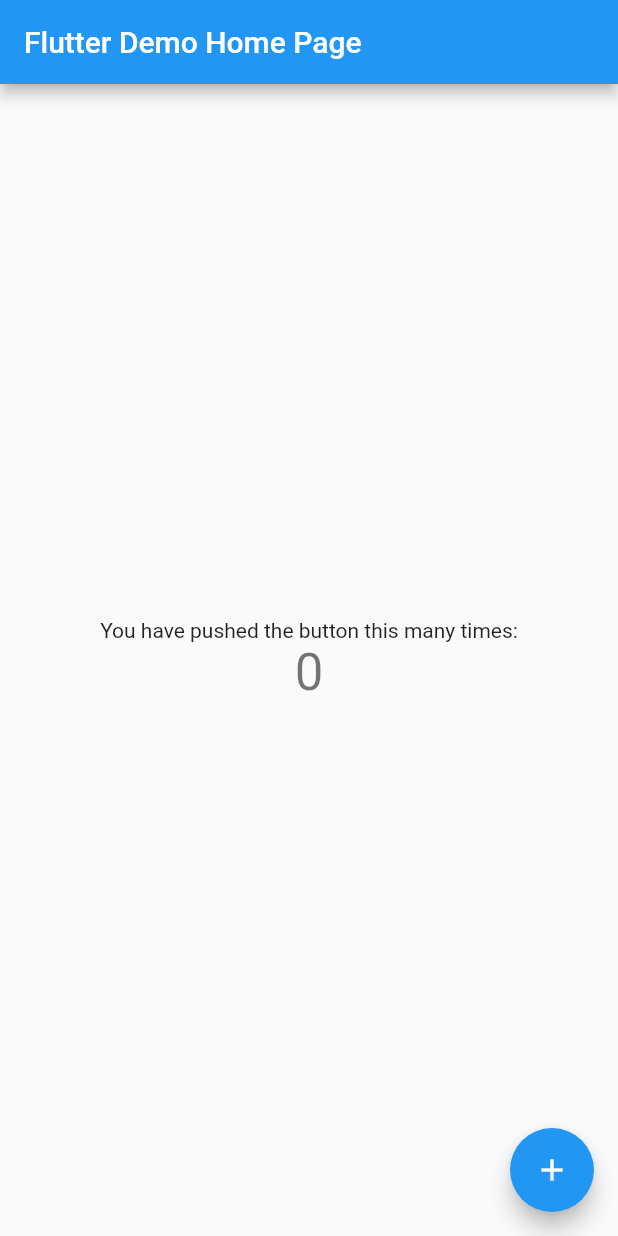
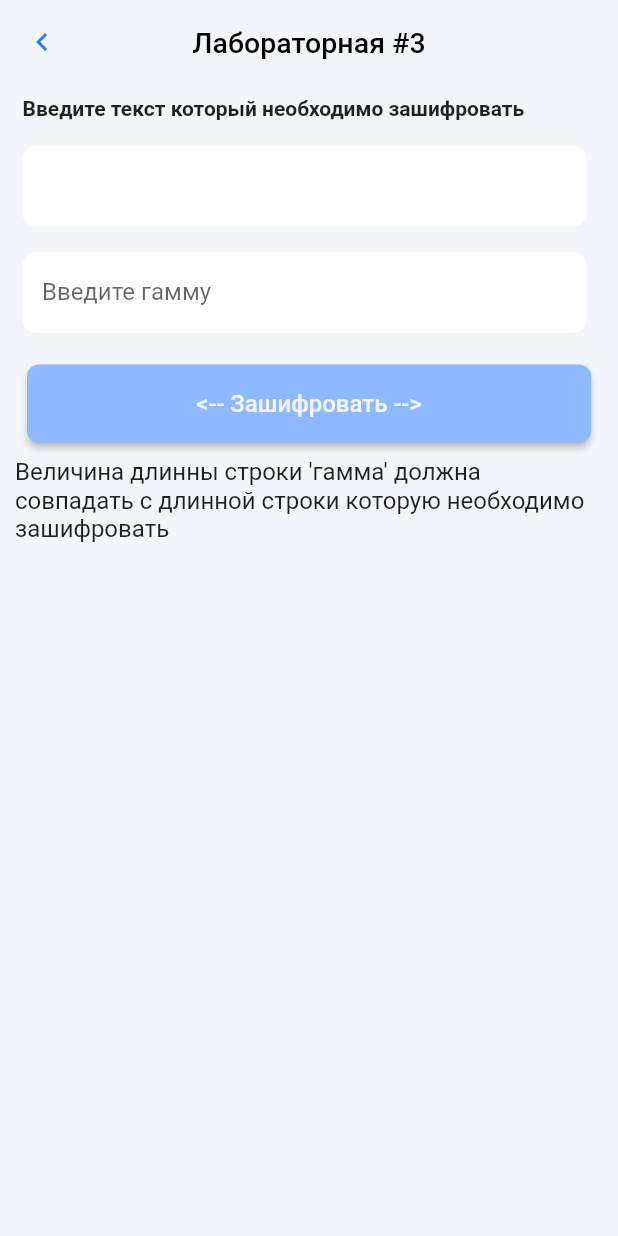
Before and after one commit to ImNotBotMan/blocEncrypt, a Flutter app: the screen it shows after launch, on a phone screen of 412 x 824 dp. Run offline on Flutter 3.47's test engine with Material 2 defaults, Android fonts, the phone set to English and light mode, and no system bars; our stand-ins replace flutter_bloc; Roboto replaces fonts that are missing (Source Sans Pro).

```diff
--- /dev/null
+++ b/lib/bloc/main_event.dart
@@ -0,0 +1,20 @@
+part of 'main_bloc.dart';
+
+@immutable
+abstract class CriptorEvent {}
+
+class CriptIt extends CriptorEvent {
+  final String string;
+  final String gamma;
+
+  CriptIt(this.string, this.gamma);
+}
+
+class DecriptIT extends CriptorEvent {
+  final String string;
+  final int key;
+  DecriptIT(
+    this.string,
+    this.key,
+  );
+}
--- /dev/null
+++ b/lib/bloc/main_state.dart
@@ -0,0 +1,16 @@
+part of 'main_bloc.dart';
+
+@immutable
+abstract class CriptorState {}
+
+class CriptorMainState extends CriptorState {}
+
+class LoadingState extends CriptorState {}
+
+class CloseLoadingState extends CriptorState {}
+
+class PopUpState extends CriptorState {
+  final String textafter;
+
+  PopUpState(this.textafter);
+}
--- a/lib/main.dart
+++ b/lib/main.dart
@@ -1,117 +1,142 @@
 import 'package:flutter/material.dart';
+import 'package:flutter_bloc/flutter_bloc.dart';
+import 'bloc/main_bloc.dart';
+import 'pop_up.dart';
+import 'criptor.dart';
 
 void main() {
   runApp(MyApp());
 }
 
 class MyApp extends StatelessWidget {
-  // This widget is the root of your application.
   @override
   Widget build(BuildContext context) {
     return MaterialApp(
-      title: 'Flutter Demo',
-      theme: ThemeData(
-        // This is the theme of your application.
-        //
-        // Try running your application with "flutter run". You'll see the
-        // application has a blue toolbar. Then, without quitting the app, try
-        // changing the primarySwatch below to Colors.green and then invoke
-        // "hot reload" (press "r" in the console where you ran "flutter run",
-        // or simply save your changes to "hot reload" in a Flutter IDE).
-        // Notice that the counter didn't reset back to zero; the application
-        // is not restarted.
-        primarySwatch: Colors.blue,
-        // This makes the visual density adapt to the platform that you run
-        // the app on. For desktop platforms, the controls will be smaller and
-        // closer together (more dense) than on mobile platforms.
-        visualDensity: VisualDensity.adaptivePlatformDensity,
-      ),
-      home: MyHomePage(title: 'Flutter Demo Home Page'),
+        home: ToEncrypt(),
+        theme: ThemeData(
+            primaryColor: Color(0xffF3F5FA),
+            backgroundColor: Color(0xffF3F5FA),
+            scaffoldBackgroundColor: Color(0xffF3F5FA),
+            fontFamily: 'Source Sans Pro',
+            appBarTheme: AppBarTheme(
+              color: Colors.transparent,
+              elevation: 0.0,
+              centerTitle: true,
+            )));
+  }
+}
+
+class ToEncrypt extends StatelessWidget {
+  final inputController = TextEditingController();
+  final inputKeyController = TextEditingController();
+  @override
+  Widget build(BuildContext context) {
+    return BlocProvider(
+      create: (context) => CriptorBloc(),
+      child: Scaffold(
+          appBar: AppBar(
+            leading: IconButton(
+              icon: Icon(Icons.chevron_left),
+              color: Color(0xff2A7EFD),
+              onPressed: () {},
+            ),
+            title: Text(
+              "Лабораторная #3",
+              style: TextStyle(color: Colors.black, fontSize: 19),
+            ),
+          ),
+          body: BlocConsumer<CriptorBloc, CriptorState>(
+            builder: (context, state) {
+              if (state is CriptorMainState) {
+                return SingleChildScrollView(
+                  physics: ScrollPhysics(),
+                  child: Column(
+                    crossAxisAlignment: CrossAxisAlignment.start,
+                    children: [
+                      Padding(
+                          padding: EdgeInsets.only(left: 15, top: 8),
+                          child: Text(
+                              "Введите текст который необходимо зашифровать",
+                              style: TextStyle(
+                                  fontSize: 14, fontWeight: FontWeight.bold))),
+                      Container(
+                          decoration: BoxDecoration(
+                              color: Color(0xffFFFFFF),
+                              border: Border.all(color: Color(0xffFFFFFF)),
+                              borderRadius: BorderRadius.circular(9.0)),
+                          margin: EdgeInsets.only(left: 15, top: 17, right: 21),
+                          child: Padding(
+                              padding: EdgeInsets.only(
+                                  left: 12, top: 16, bottom: 17),
+                              child: TextFormField(
+                                controller: inputController,
+                                decoration:
+                                    InputDecoration.collapsed(hintText: ''),
+                              ))),
+                      Container(
+                          decoration: BoxDecoration(
+                              color: Color(0xffFFFFFF),
+                              border: Border.all(color: Color(0xffFFFFFF)),
+                              borderRadius: BorderRadius.circular(9.0)),
+                          margin: EdgeInsets.only(left: 15, top: 17, right: 21),
+                          child: Padding(
+                              padding: EdgeInsets.only(
+                                  left: 12, top: 16, bottom: 17),
+                              child: TextFormField(
+                                controller: inputKeyController,
+                                decoration: InputDecoration.collapsed(
+                                    hintText: 'Введите гамму'),
+                              ))),
+                      Container(
+                          margin: EdgeInsets.only(left: 18, right: 18, top: 21),
+                          child: MaterialButton(
+                            child: Text(" <-- Зашифровать --> ",
+                                style: TextStyle(fontSize: 16)),
+                            minWidth: double.infinity,
+                            height: 52,
+                            shape: RoundedRectangleBorder(
+                              borderRadius: BorderRadius.circular(8.0),
+                            ),
+                            onPressed: () {
+                              match.clear();
+
+                              // keyList.add(randomizer);
+                              BlocProvider.of<CriptorBloc>(context).add(CriptIt(
+                                  "${inputController.text.replaceAll(new RegExp(r"\s+\b|\b\s"), "")}",
+                                  "${inputKeyController.text.replaceAll(new RegExp(r"\s+\b|\b\s"), "")}"));
+                            },
+                            color: Color(0xff8EB8FF),
+                            textColor: Color(0xffF3F5FA),
+                          )),
+                      Padding(
+                        padding: EdgeInsets.all(10),
+                        child: Text(
+                            "Величина длинны строки 'гамма' должна совпадать с длинной строки которую необходимо зашифровать",
+                            style: TextStyle(fontSize: 16)),
+                      )
+                    ],
+                  ),
+                );
+              }
+              return SizedBox();
+            },
+            listener: (context, state) {
+              if (state is LoadingState) {
+                return showDialog(
+                    context: context,
+                    builder: (context) => Center(
+                          child: CircularProgressIndicator(),
+                        ));
+              }
+              if (state is CloseLoadingState) {
+                Navigator.of(context, rootNavigator: true).pop();
+              }
+              if (state is PopUpState) {
+                popupWindow(state.textafter, context);
+              }
+            },
+            buildWhen: (previous, current) => current is CriptorMainState,
+          )),
     );
   }
 }
-
-class MyHomePage extends StatefulWidget {
-  MyHomePage({Key key, this.title}) : super(key: key);
-
-  // This widget is the home page of your application. It is stateful, meaning
-  // that it has a State object (defined below) that contains fields that affect
-  // how it looks.
-
-  // This class is the configuration for the state. It holds the values (in this
-  // case the title) provided by the parent (in this case the App widget) and
-  // used by the build method of the State. Fields in a Widget subclass are
-  // always marked "final".
-
-  final String title;
-
-  @override
-  _MyHomePageState createState() => _MyHomePageState();
-}
-
-class _MyHomePageState extends State<MyHomePage> {
-  int _counter = 0;
-
-  void _incrementCounter() {
-    setState(() {
-      // This call to setState tells the Flutter framework that something has
-      // changed in this State, which causes it to rerun the build method below
-      // so that the display can reflect the updated values. If we changed
-      // _counter without calling setState(), then the build method would not be
-      // called again, and so nothing would appear to happen.
-      _counter++;
-    });
-  }
-
-  @override
-  Widget build(BuildContext context) {
-    // This method is rerun every time setState is called, for instance as done
-    // by the _incrementCounter method above.
-    //
-    // The Flutter framework has been optimized to make rerunning build methods
-    // fast, so that you can just rebuild anything that needs updating rather
-    // than having to individually change instances of widgets.
-    return Scaffold(
-      appBar: AppBar(
-        // Here we take the value from the MyHomePage object that was created by
-        // the App.build method, and use it to set our appbar title.
-        title: Text(widget.title),
-      ),
-      body: Center(
-        // Center is a layout widget. It takes a single child and positions it
-        // in the middle of the parent.
-        child: Column(
-          // Column is also a layout widget. It takes a list of children and
-          // arranges them vertically. By default, it sizes itself to fit its
-          // children horizontally, and tries to be as tall as its parent.
-          //
-          // Invoke "debug painting" (press "p" in the console, choose the
-          // "Toggle Debug Paint" action from the Flutter Inspector in Android
-          // Studio, or the "Toggle Debug Paint" command in Visual Studio Code)
-          // to see the wireframe for each widget.
-          //
-          // Column has various properties to control how it sizes itself and
-          // how it positions its children. Here we use mainAxisAlignment to
-          // center the children vertically; the main axis here is the vertical
-          // axis because Columns are vertical (the cross axis would be
-          // horizontal).
-          mainAxisAlignment: MainAxisAlignment.center,
-          children: <Widget>[
-            Text(
-              'You have pushed the button this many times:',
-            ),
-            Text(
-              '$_counter',
-              style: Theme.of(context).textTheme.headline4,
-            ),
-          ],
-        ),
-      ),
-      floatingActionButton: FloatingActionButton(
-        onPressed: _incrementCounter,
-        tooltip: 'Increment',
-        child: Icon(Icons.add),
-      ), // This trailing comma makes auto-formatting nicer for build methods.
-    );
-  }
-}
--- a/pubspec.yaml
+++ b/pubspec.yaml
@@ -28,6 +28,8 @@ dependencies:
   # The following adds the Cupertino Icons font to your application.
   # Use with the CupertinoIcons class for iOS style icons.
   cupertino_icons: ^1.0.0
+  bloc: ^6.1.1
+  flutter_bloc: ^6.1.2
 
 dev_dependencies:
   flutter_test:
```
Also changed, not shown: lib/bloc/main_bloc.dart (added, +25 -0 lines), lib/criptor.dart (added, +71 -0 lines), lib/kriptor.dart (added, +87 -0 lines), lib/pop_up.dart (added, +46 -0 lines), pubspec.lock, 1 other file.
